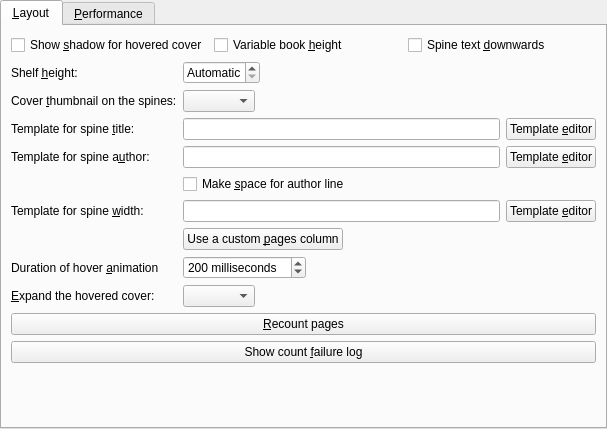
Old version of the form src/calibre/gui2/preferences/look_feel_tabs/bookshelf_view.ui in the repository kovidgoyal/calibre.
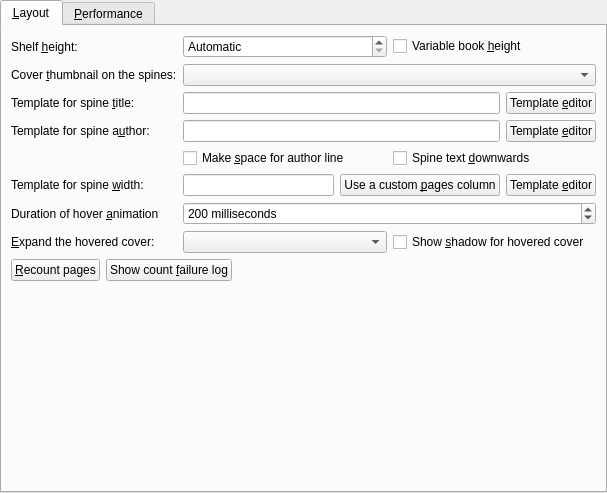
New version of the form. Custom widgets are drawn as their Qt base class.

Commit message: Re-organize bookshelf preferences panel

Diff of the .ui file:
```diff
--- a/src/calibre/gui2/preferences/look_feel_tabs/bookshelf_view.ui
+++ b/src/calibre/gui2/preferences/look_feel_tabs/bookshelf_view.ui
@@ -7,7 +7,7 @@
     <x>0</x>
     <y>0</y>
     <width>607</width>
-    <height>429</height>
+    <height>493</height>
    </rect>
   </property>
   <property name="currentIndex">
@@ -18,38 +18,7 @@
     <string>&amp;Layout</string>
    </attribute>
    <layout class="QFormLayout" name="formLayout">
-    <property name="fieldGrowthPolicy">
-     <enum>QFormLayout::ExpandingFieldsGrow</enum>
-    </property>
-    <item row="0" column="0" colspan="2">
-     <layout class="QHBoxLayout" name="horizontalLayout">
-      <item>
-       <widget class="QCheckBox" name="opt_bookshelf_shadow">
-        <property name="text">
-         <string>Show &amp;shadow for hovered cover</string>
-        </property>
-       </widget>
-      </item>
-      <item>
-       <widget class="QCheckBox" name="opt_bookshelf_variable_height">
-        <property name="text">
-         <string>Variable book &amp;height</string>
-        </property>
-       </widget>
-      </item>
-      <item>
-       <widget class="QCheckBox" name="opt_bookshelf_up_to_down">
-        <property name="toolTip">
-         <string>Control whether the text shown on book spines goes upwards or downwards</string>
-        </property>
-        <property name="text">
-         <string>Spine text &amp;downwards</string>
-        </property>
-       </widget>
-      </item>
-     </layout>
-    </item>
-    <item row="1" column="0">
+    <item row="0" column="0">
      <widget class="QLabel" name="label">
       <property name="text">
        <string>Shelf &amp;height:</string>
@@ -59,7 +28,9 @@
       </property>
      </widget>
     </item>
-    <item row="1" column="1">
+    <item row="0" column="1">
+     <layout class="QHBoxLayout" name="horizontalLayout_5">
+      <item>
      <widget class="QSpinBox" name="opt_bookshelf_height">
       <property name="toolTip">
        <string>Control the height of the book shelves, in pixels. The default is to choose a height automatically based on the size of the screen. Note that if you change the height, the cover thumbnail cache will need to be re-populated so scrolling might be a little slow to start with.</string>
@@ -78,7 +49,16 @@
       </property>
      </widget>
     </item>
-    <item row="2" column="0">
+      <item>
+       <widget class="QCheckBox" name="opt_bookshelf_variable_height">
+        <property name="text">
+         <string>Variable book &amp;height</string>
+        </property>
+       </widget>
+      </item>
+     </layout>
+    </item>
+    <item row="1" column="0">
      <widget class="QLabel" name="label_bookshelf_thumbnail">
       <property name="text">
        <string>Cover &amp;thumbnail on the spines:</string>
@@ -88,10 +68,10 @@
       </property>
      </widget>
     </item>
-    <item row="2" column="1">
+    <item row="1" column="1">
      <widget class="QComboBox" name="opt_bookshelf_thumbnail"/>
     </item>
-    <item row="3" column="0">
+    <item row="2" column="0">
      <widget class="QLabel" name="label_title">
       <property name="text">
        <string>Template for spine &amp;title:</string>
@@ -101,7 +81,7 @@
       </property>
      </widget>
     </item>
-    <item row="3" column="1">
+    <item row="2" column="1">
      <layout class="QHBoxLayout" name="horizontalLayout_2">
       <item>
        <widget class="QLineEdit" name="opt_bookshelf_title_template">
@@ -122,7 +102,7 @@
       </item>
      </layout>
     </item>
-    <item row="4" column="0">
+    <item row="3" column="0">
      <widget class="QLabel" name="label_2">
       <property name="text">
        <string>Template for spine a&amp;uthor:</string>
@@ -132,7 +112,7 @@
       </property>
      </widget>
     </item>
-    <item row="4" column="1">
+    <item row="3" column="1">
      <layout class="QHBoxLayout" name="horizontalLayout_4">
       <item>
        <widget class="QLineEdit" name="opt_bookshelf_author_template">
@@ -176,22 +156,22 @@
        </widget>
       </item>
       <item>
-       <widget class="QPushButton" name="template_pages_button">
-        <property name="text">
-         <string>Template &amp;editor</string>
-        </property>
-       </widget>
-      </item>
-     </layout>
-    </item>
-    <item row="7" column="1">
      <widget class="QPushButton" name="use_pages_button">
       <property name="text">
        <string>Use a custom &amp;pages column</string>
       </property>
      </widget>
     </item>
-    <item row="8" column="0">
+      <item>
+       <widget class="QPushButton" name="template_pages_button">
+        <property name="text">
+         <string>Template &amp;editor</string>
+        </property>
+       </widget>
+      </item>
+     </layout>
+    </item>
+    <item row="7" column="0">
      <widget class="QLabel" name="label_fade_time">
       <property name="text">
        <string>Duration of hover &amp;animation</string>
@@ -201,7 +181,7 @@
       </property>
      </widget>
     </item>
-    <item row="8" column="1">
+    <item row="7" column="1">
      <widget class="QSpinBox" name="opt_bookshelf_fade_time">
       <property name="specialValueText">
        <string>Disable</string>
@@ -220,7 +200,7 @@
       </property>
      </widget>
     </item>
-    <item row="9" column="0">
+    <item row="8" column="0">
      <widget class="QLabel" name="label_hover_interact">
       <property name="text">
        <string>&amp;Expand the hovered cover:</string>
@@ -230,27 +210,27 @@
       </property>
      </widget>
     </item>
-    <item row="9" column="1">
+    <item row="8" column="1">
+     <layout class="QHBoxLayout" name="horizontalLayout_6">
+      <item>
      <widget class="QComboBox" name="opt_bookshelf_hover">
       <property name="toolTip">
        <string>Control what happens when the mouse hovers over the spine of a book.</string>
       </property>
      </widget>
     </item>
-    <item row="12" column="0">
-     <spacer name="vertical_spacer_1">
-      <property name="orientation">
-       <enum>Qt::Vertical</enum>
-      </property>
-      <property name="sizeHint" stdset="0">
-       <size>
-        <width>20</width>
-        <height>20</height>
-       </size>
-      </property>
-     </spacer>
-    </item>
-    <item row="10" column="0" colspan="2">
+      <item>
+       <widget class="QCheckBox" name="opt_bookshelf_shadow">
+        <property name="text">
+         <string>Show &amp;shadow for hovered cover</string>
+        </property>
+       </widget>
+      </item>
+     </layout>
+    </item>
+    <item row="9" column="0" colspan="2">
+     <layout class="QHBoxLayout" name="horizontalLayout_7">
+      <item>
      <widget class="QPushButton" name="recount_button">
       <property name="toolTip">
        <string>Have calibre re-count the pages in all books in the current library.</string>
@@ -260,14 +240,44 @@
       </property>
      </widget>
     </item>
-    <item row="11" column="0" colspan="2">
+      <item>
      <widget class="QPushButton" name="show_log_button">
       <property name="text">
        <string>Show count &amp;failure log</string>
       </property>
      </widget>
     </item>
+      <item>
+       <spacer name="horizontalSpacer">
+        <property name="orientation">
+         <enum>Qt::Horizontal</enum>
+        </property>
+        <property name="sizeHint" stdset="0">
+         <size>
+          <width>40</width>
+          <height>20</height>
+         </size>
+        </property>
+       </spacer>
+      </item>
+     </layout>
+    </item>
+    <item row="10" column="0">
+     <spacer name="vertical_spacer_1">
+      <property name="orientation">
+       <enum>Qt::Vertical</enum>
+      </property>
+      <property name="sizeHint" stdset="0">
+       <size>
+        <width>20</width>
+        <height>20</height>
+       </size>
+      </property>
+     </spacer>
+    </item>
     <item row="5" column="1">
+     <layout class="QHBoxLayout" name="horizontalLayout">
+      <item>
      <widget class="QCheckBox" name="opt_bookshelf_make_space_for_second_line">
       <property name="toolTip">
        <string>&lt;p&gt;When showing authors in spine, for very narrow books, artifically widen the book to make space for the author line. Without this, the authors wont be displayed for narrow books, with it, narrow books will appear artifically wider than they really are.</string>
@@ -276,6 +286,18 @@
        <string>Make &amp;space for author line</string>
       </property>
      </widget>
+      </item>
+      <item>
+       <widget class="QCheckBox" name="opt_bookshelf_up_to_down">
+        <property name="toolTip">
+         <string>Control whether the text shown on book spines goes upwards or downwards</string>
+        </property>
+        <property name="text">
+         <string>Spine text &amp;downwards</string>
+        </property>
+       </widget>
+      </item>
+     </layout>
     </item>
    </layout>
   </widget>
```
Lines whose indentation alone changed are shown as unchanged.
